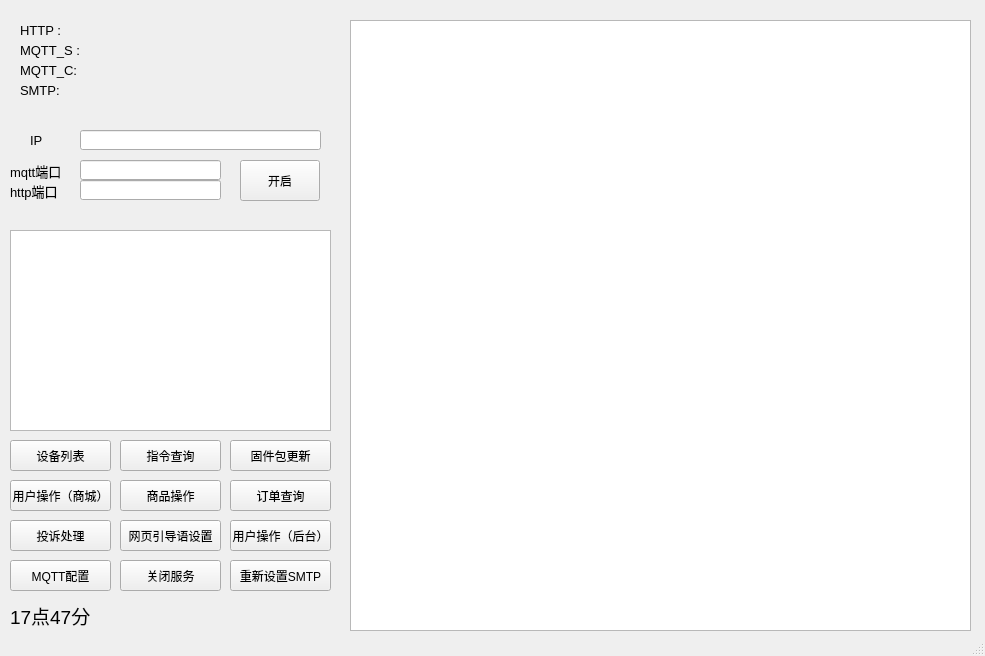
This is mainwindow.ui in droplazy/Mvision_server as Qt 5 draws it before an edit. The edited form follows.
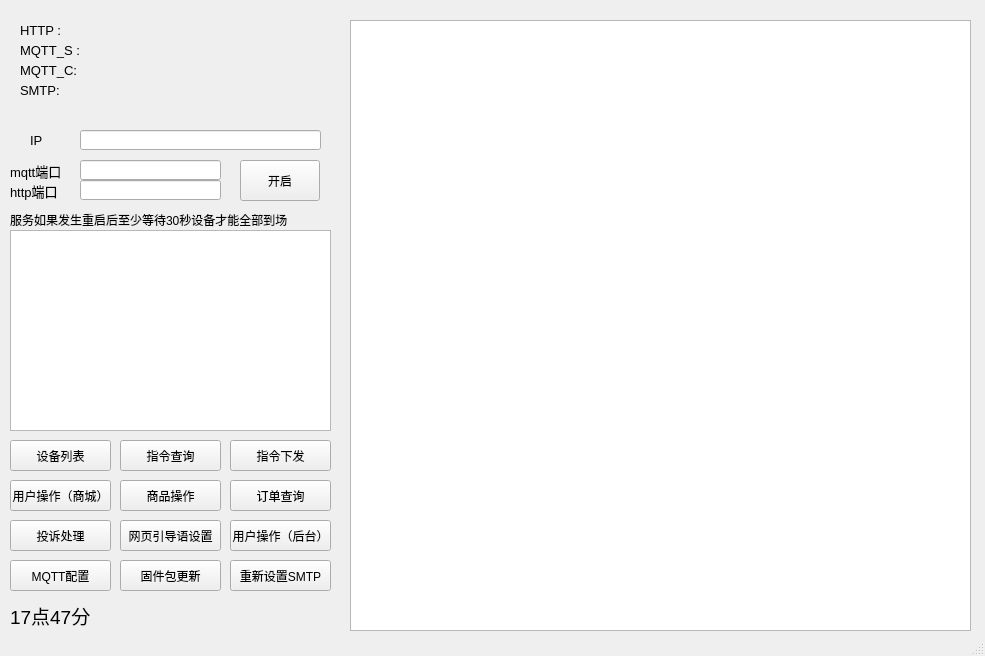
This is the edited form.

What changed in the file:
```diff
--- a/mainwindow.ui
+++ b/mainwindow.ui
@@ -66,8 +66,8 @@
    <widget class="QPushButton" name="pushButton_close">
     <property name="geometry">
      <rect>
-      <x>120</x>
-      <y>560</y>
+      <x>230</x>
+      <y>440</y>
       <width>101</width>
       <height>31</height>
      </rect>
@@ -76,7 +76,7 @@
      <string notr="true"/>
     </property>
     <property name="text">
-     <string>关闭服务</string>
+     <string>指令下发</string>
     </property>
    </widget>
    <widget class="QPushButton" name="pushButton_smtpinfo">
@@ -114,8 +114,8 @@
    <widget class="QPushButton" name="pushButton_firmware">
     <property name="geometry">
      <rect>
-      <x>230</x>
-      <y>440</y>
+      <x>120</x>
+      <y>560</y>
       <width>101</width>
       <height>31</height>
      </rect>
@@ -479,6 +479,19 @@
      </rect>
     </property>
    </widget>
+   <widget class="QLabel" name="label_2">
+    <property name="geometry">
+     <rect>
+      <x>10</x>
+      <y>210</y>
+      <width>321</width>
+      <height>20</height>
+     </rect>
+    </property>
+    <property name="text">
+     <string>服务如果发生重启后至少等待30秒设备才能全部到场</string>
+    </property>
+   </widget>
   </widget>
   <widget class="QStatusBar" name="statusbar"/>
  </widget>
```
Left out of the diff: 2 changed lines with no effect on the pictures.
